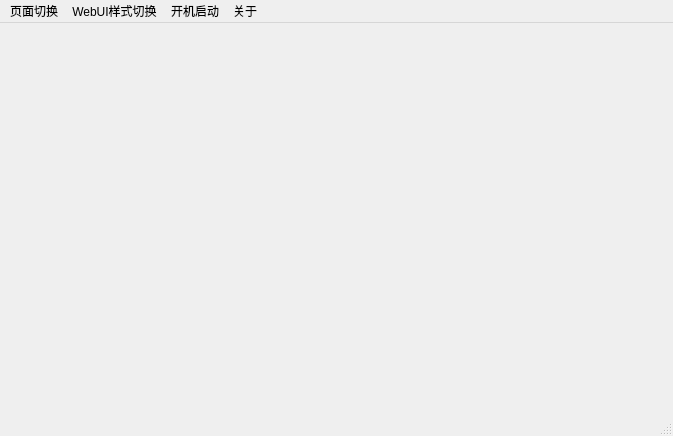
Above: aria2Launcher.ui from 15dd/Aria2_Launcher before the change. Below: the same form after it.
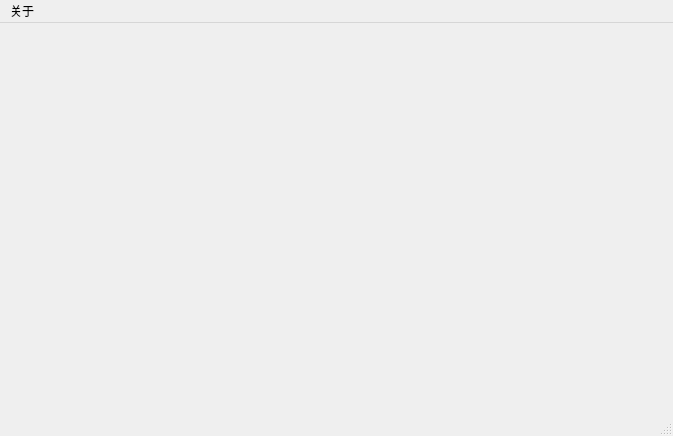
That is the form after the change.

Patch:
```diff
--- a/aria2Launcher.ui
+++ b/aria2Launcher.ui
@@ -25,21 +25,6 @@
      <height>22</height>
     </rect>
    </property>
-   <widget class="QMenu" name="switchPage">
-    <property name="title">
-     <string>页面切换</string>
-    </property>
-    <addaction name="cmdPage"/>
-    <addaction name="webuiPage"/>
-   </widget>
-   <widget class="QMenu" name="switchWebui">
-    <property name="title">
-     <string>WebUI样式切换</string>
-    </property>
-    <addaction name="ariang"/>
-    <addaction name="webui"/>
-    <addaction name="yaaw"/>
-   </widget>
    <widget class="QMenu" name="about">
     <property name="title">
      <string>关于</string>
@@ -47,16 +32,6 @@
     <addaction name="aboutQt"/>
     <addaction name="aboutThis"/>
    </widget>
-   <widget class="QMenu" name="setSWW">
-    <property name="title">
-     <string>开机启动</string>
-    </property>
-    <addaction name="SWW"/>
-    <addaction name="NSWW"/>
-   </widget>
-   <addaction name="switchPage"/>
-   <addaction name="switchWebui"/>
-   <addaction name="setSWW"/>
    <addaction name="about"/>
   </widget>
   <widget class="QStatusBar" name="statusBar"/>
```
